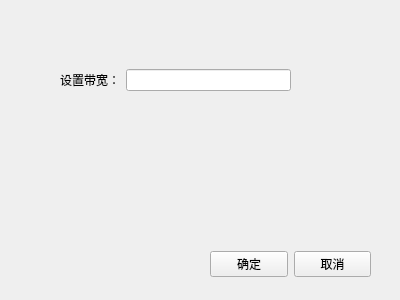
Old version of the form set_channel.ui in the repository WeiKnight0/ComputingNetworkUI.
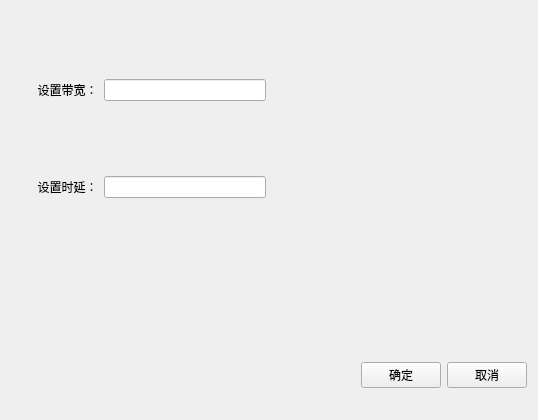
New version of the form.

Patch:
```diff
--- a/set_channel.ui
+++ b/set_channel.ui
@@ -6,27 +6,46 @@
    <rect>
     <x>0</x>
     <y>0</y>
-    <width>400</width>
-    <height>300</height>
+    <width>538</width>
+    <height>420</height>
    </rect>
   </property>
   <property name="windowTitle">
    <string>Form</string>
   </property>
-  <widget class="QWidget" name="horizontalLayoutWidget">
-   <property name="geometry">
-    <rect>
-     <x>60</x>
-     <y>40</y>
-     <width>231</width>
-     <height>80</height>
-    </rect>
-   </property>
+  <layout class="QGridLayout" name="gridLayout">
+   <item row="0" column="0">
+    <spacer name="verticalSpacer_2">
+     <property name="orientation">
+      <enum>Qt::Orientation::Vertical</enum>
+     </property>
+     <property name="sizeHint" stdset="0">
+      <size>
+       <width>20</width>
+       <height>40</height>
+      </size>
+     </property>
+    </spacer>
+   </item>
+   <item row="7" column="0">
+    <spacer name="verticalSpacer_3">
+     <property name="orientation">
+      <enum>Qt::Orientation::Vertical</enum>
+     </property>
+     <property name="sizeHint" stdset="0">
+      <size>
+       <width>20</width>
+       <height>40</height>
+      </size>
+     </property>
+    </spacer>
+   </item>
+   <item row="1" column="0">
    <layout class="QHBoxLayout" name="horizontalLayout">
     <item>
      <widget class="QLabel" name="bandwidthLabel">
       <property name="text">
-       <string>设置带宽：</string>
+        <string>        设置带宽：</string>
       </property>
      </widget>
     </item>
@@ -34,17 +53,61 @@
      <widget class="QLineEdit" name="bandwidthLine"/>
     </item>
    </layout>
-  </widget>
-  <widget class="QWidget" name="horizontalLayoutWidget_2">
-   <property name="geometry">
-    <rect>
-     <x>210</x>
-     <y>239</y>
-     <width>161</width>
-     <height>51</height>
-    </rect>
-   </property>
+   </item>
+   <item row="5" column="0">
+    <spacer name="verticalSpacer_4">
+     <property name="orientation">
+      <enum>Qt::Orientation::Vertical</enum>
+     </property>
+     <property name="sizeHint" stdset="0">
+      <size>
+       <width>20</width>
+       <height>40</height>
+      </size>
+     </property>
+    </spacer>
+   </item>
+   <item row="2" column="0">
+    <spacer name="verticalSpacer_5">
+     <property name="orientation">
+      <enum>Qt::Orientation::Vertical</enum>
+     </property>
+     <property name="sizeHint" stdset="0">
+      <size>
+       <width>20</width>
+       <height>40</height>
+      </size>
+     </property>
+    </spacer>
+   </item>
+   <item row="8" column="0">
+    <spacer name="verticalSpacer">
+     <property name="orientation">
+      <enum>Qt::Orientation::Vertical</enum>
+     </property>
+     <property name="sizeHint" stdset="0">
+      <size>
+       <width>20</width>
+       <height>40</height>
+      </size>
+     </property>
+    </spacer>
+   </item>
+   <item row="8" column="1">
    <layout class="QHBoxLayout" name="horizontalLayout_2">
+     <item>
+      <spacer name="horizontalSpacer">
+       <property name="orientation">
+        <enum>Qt::Orientation::Horizontal</enum>
+       </property>
+       <property name="sizeHint" stdset="0">
+        <size>
+         <width>40</width>
+         <height>20</height>
+        </size>
+       </property>
+      </spacer>
+     </item>
     <item>
      <widget class="QPushButton" name="confirmButton">
       <property name="text">
@@ -60,7 +123,22 @@
      </widget>
     </item>
    </layout>
-  </widget>
+   </item>
+   <item row="4" column="0">
+    <layout class="QHBoxLayout" name="horizontalLayout_3">
+     <item>
+      <widget class="QLabel" name="banddelayLable">
+       <property name="text">
+        <string>        设置时延：</string>
+       </property>
+      </widget>
+     </item>
+     <item>
+      <widget class="QLineEdit" name="banddelayLine"/>
+     </item>
+    </layout>
+   </item>
+  </layout>
  </widget>
  <resources/>
  <connections/>
```
Lines whose indentation alone changed are shown as unchanged.
